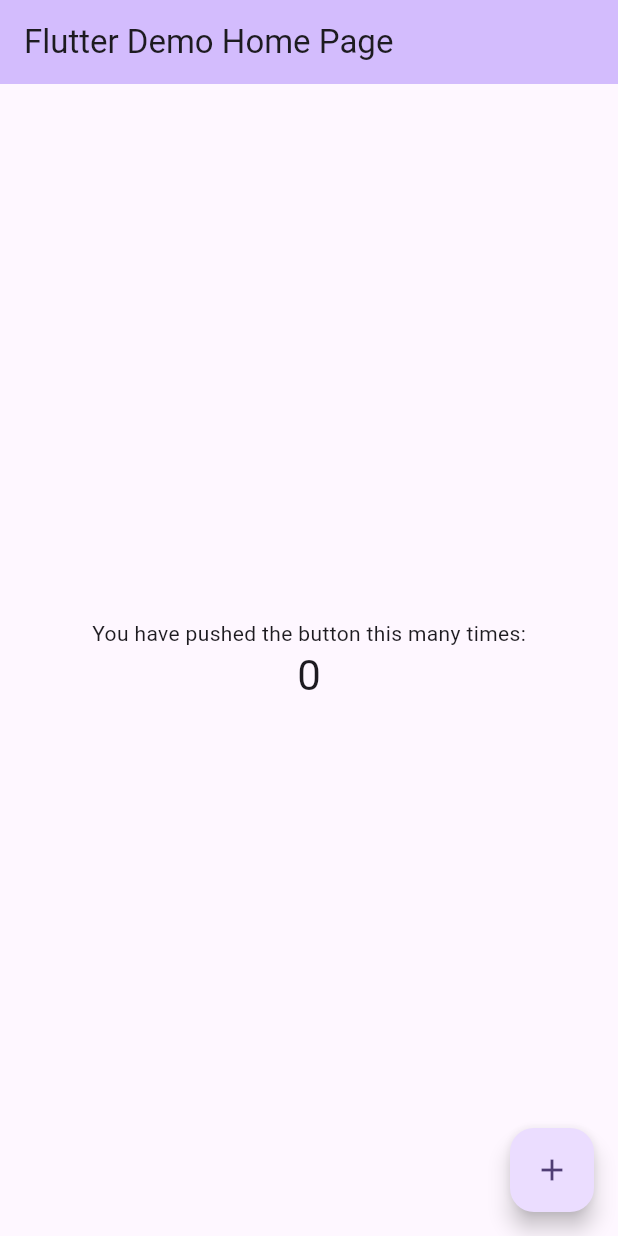
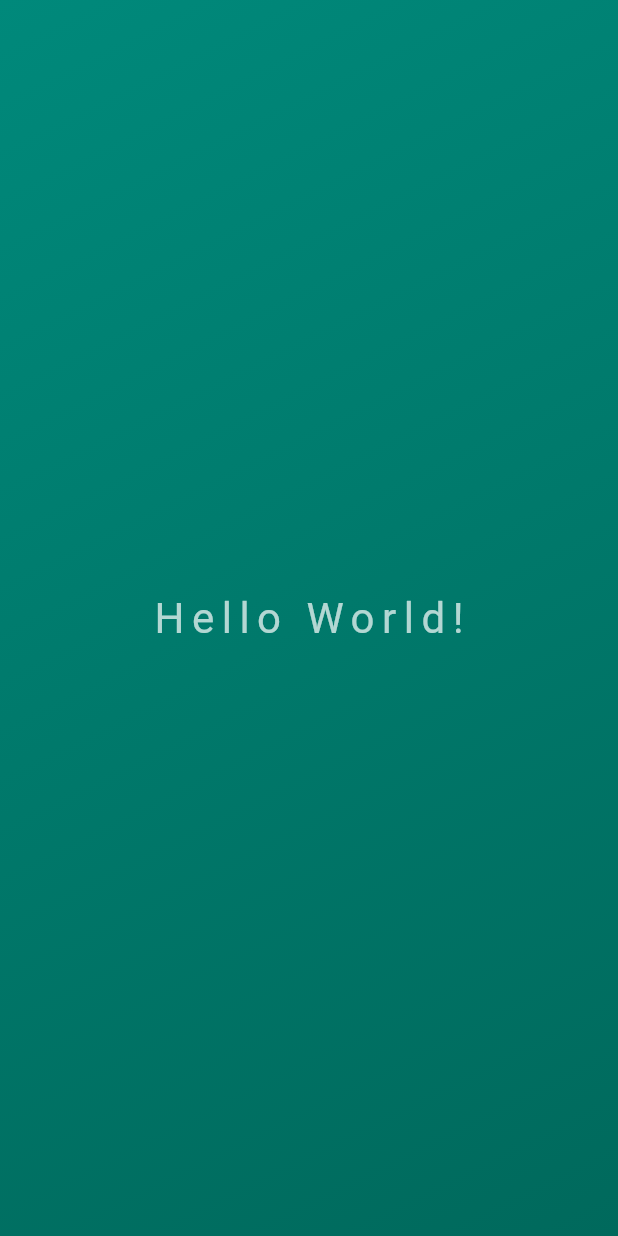
Before and after one commit to fgdamasceno/roll_dice_app, a Flutter app: the screen it shows after launch, on a phone screen of 412 x 824 dp. Run offline on Flutter 3.47's test engine with Material 3 defaults, Android fonts, the phone set to English and light mode, and no system bars.

Commit message:
Add custom widgets

```diff
--- /dev/null
+++ b/lib/gradient_container.dart
@@ -0,0 +1,24 @@
+import 'package:flutter/material.dart';
+import 'package:roll_dice_app/styled_text.dart';
+
+class GradientContainer extends StatelessWidget {
+  const GradientContainer({super.key});
+
+  @override
+  Widget build(context) {
+    return Container(
+      decoration: BoxDecoration(
+        gradient: LinearGradient(
+          colors: [
+            Colors.teal.shade600,
+            Colors.teal.shade700,
+            Colors.teal.shade800,
+          ],
+          begin: AlignmentGeometry.topLeft,
+          end: AlignmentGeometry.bottomRight,
+        ),
+      ),
+      child: Center(child: StyledText()),
+    );
+  }
+}
--- a/lib/main.dart
+++ b/lib/main.dart
@@ -1,122 +1,11 @@
 import 'package:flutter/material.dart';
+import 'package:roll_dice_app/gradient_container.dart';
 
 void main() {
-  runApp(const MyApp());
+  runApp(
+    MaterialApp(
+      debugShowCheckedModeBanner: false,
+      home: Scaffold(body: GradientContainer()),
+    ),
+  );
 }
-
-class MyApp extends StatelessWidget {
-  const MyApp({super.key});
-
-  // This widget is the root of your application.
-  @override
-  Widget build(BuildContext context) {
-    return MaterialApp(
-      title: 'Flutter Demo',
-      theme: ThemeData(
-        // This is the theme of your application.
-        //
-        // TRY THIS: Try running your application with "flutter run". You'll see
-        // the application has a purple toolbar. Then, without quitting the app,
-        // try changing the seedColor in the colorScheme below to Colors.green
-        // and then invoke "hot reload" (save your changes or press the "hot
-        // reload" button in a Flutter-supported IDE, or press "r" if you used
-        // the command line to start the app).
-        //
-        // Notice that the counter didn't reset back to zero; the application
-        // state is not lost during the reload. To reset the state, use hot
-        // restart instead.
-        //
-        // This works for code too, not just values: Most code changes can be
-        // tested with just a hot reload.
-        colorScheme: ColorScheme.fromSeed(seedColor: Colors.deepPurple),
-      ),
-      home: const MyHomePage(title: 'Flutter Demo Home Page'),
-    );
-  }
-}
-
-class MyHomePage extends StatefulWidget {
-  const MyHomePage({super.key, required this.title});
-
-  // This widget is the home page of your application. It is stateful, meaning
-  // that it has a State object (defined below) that contains fields that affect
-  // how it looks.
-
-  // This class is the configuration for the state. It holds the values (in this
-  // case the title) provided by the parent (in this case the App widget) and
-  // used by the build method of the State. Fields in a Widget subclass are
-  // always marked "final".
-
-  final String title;
-
-  @override
-  State<MyHomePage> createState() => _MyHomePageState();
-}
-
-class _MyHomePageState extends State<MyHomePage> {
-  int _counter = 0;
-
-  void _incrementCounter() {
-    setState(() {
-      // This call to setState tells the Flutter framework that something has
-      // changed in this State, which causes it to rerun the build method below
-      // so that the display can reflect the updated values. If we changed
-      // _counter without calling setState(), then the build method would not be
-      // called again, and so nothing would appear to happen.
-      _counter++;
-    });
-  }
-
-  @override
-  Widget build(BuildContext context) {
-    // This method is rerun every time setState is called, for instance as done
-    // by the _incrementCounter method above.
-    //
-    // The Flutter framework has been optimized to make rerunning build methods
-    // fast, so that you can just rebuild anything that needs updating rather
-    // than having to individually change instances of widgets.
-    return Scaffold(
-      appBar: AppBar(
-        // TRY THIS: Try changing the color here to a specific color (to
-        // Colors.amber, perhaps?) and trigger a hot reload to see the AppBar
-        // change color while the other colors stay the same.
-        backgroundColor: Theme.of(context).colorScheme.inversePrimary,
-        // Here we take the value from the MyHomePage object that was created by
-        // the App.build method, and use it to set our appbar title.
-        title: Text(widget.title),
-      ),
-      body: Center(
-        // Center is a layout widget. It takes a single child and positions it
-        // in the middle of the parent.
-        child: Column(
-          // Column is also a layout widget. It takes a list of children and
-          // arranges them vertically. By default, it sizes itself to fit its
-          // children horizontally, and tries to be as tall as its parent.
-          //
-          // Column has various properties to control how it sizes itself and
-          // how it positions its children. Here we use mainAxisAlignment to
-          // center the children vertically; the main axis here is the vertical
-          // axis because Columns are vertical (the cross axis would be
-          // horizontal).
-          //
-          // TRY THIS: Invoke "debug painting" (choose the "Toggle Debug Paint"
-          // action in the IDE, or press "p" in the console), to see the
-          // wireframe for each widget.
-          mainAxisAlignment: MainAxisAlignment.center,
-          children: <Widget>[
-            const Text('You have pushed the button this many times:'),
-            Text(
-              '$_counter',
-              style: Theme.of(context).textTheme.headlineMedium,
-            ),
-          ],
-        ),
-      ),
-      floatingActionButton: FloatingActionButton(
-        onPressed: _incrementCounter,
-        tooltip: 'Increment',
-        child: const Icon(Icons.add),
-      ), // This trailing comma makes auto-formatting nicer for build methods.
-    );
-  }
-}
--- /dev/null
+++ b/lib/styled_text.dart
@@ -0,0 +1,17 @@
+import 'package:flutter/material.dart';
+
+class StyledText extends StatelessWidget {
+  const StyledText({super.key});
+
+  @override
+  Widget build(context) {
+    return Text(
+      "Hello World!",
+      style: TextStyle(
+        fontSize: 28.0,
+        letterSpacing: 5.0,
+        color: Colors.white70,
+      ),
+    );
+  }
+}
```
Also changed, not shown: 1 other file.
